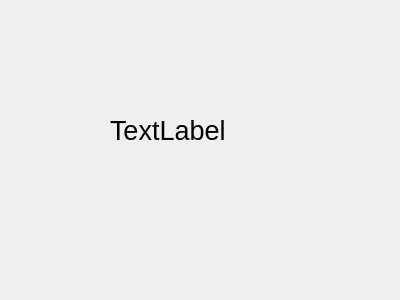
Above: frontend/bankwindow.ui from 22kmo-project/group_15 before the change. Below: the same form after it.
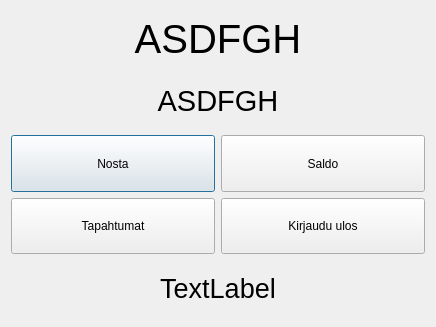
That is the form after the change.

The edit to the form file:
```diff
--- a/frontend/bankwindow.ui
+++ b/frontend/bankwindow.ui
@@ -6,31 +6,136 @@
    <rect>
     <x>0</x>
     <y>0</y>
-    <width>400</width>
-    <height>300</height>
+    <width>436</width>
+    <height>327</height>
    </rect>
   </property>
   <property name="windowTitle">
    <string>Dialog</string>
   </property>
-  <widget class="QLabel" name="labelInfo">
-   <property name="geometry">
-    <rect>
-     <x>110</x>
-     <y>115</y>
-     <width>141</width>
-     <height>31</height>
-    </rect>
-   </property>
-   <property name="font">
-    <font>
-     <pointsize>20</pointsize>
-    </font>
-   </property>
-   <property name="text">
-    <string>TextLabel</string>
-   </property>
-  </widget>
+  <layout class="QGridLayout" name="gridLayout">
+   <item row="2" column="0">
+    <widget class="QPushButton" name="nostaBtn">
+     <property name="sizePolicy">
+      <sizepolicy hsizetype="Minimum" vsizetype="Preferred">
+       <horstretch>0</horstretch>
+       <verstretch>0</verstretch>
+      </sizepolicy>
+     </property>
+     <property name="text">
+      <string>Nosta</string>
+     </property>
+    </widget>
+   </item>
+   <item row="2" column="1">
+    <widget class="QPushButton" name="saldoBtn">
+     <property name="sizePolicy">
+      <sizepolicy hsizetype="Minimum" vsizetype="Preferred">
+       <horstretch>0</horstretch>
+       <verstretch>0</verstretch>
+      </sizepolicy>
+     </property>
+     <property name="text">
+      <string>Saldo</string>
+     </property>
+    </widget>
+   </item>
+   <item row="5" column="0">
+    <widget class="QPushButton" name="lokiBtn">
+     <property name="sizePolicy">
+      <sizepolicy hsizetype="Minimum" vsizetype="Preferred">
+       <horstretch>0</horstretch>
+       <verstretch>0</verstretch>
+      </sizepolicy>
+     </property>
+     <property name="text">
+      <string>Tapahtumat</string>
+     </property>
+    </widget>
+   </item>
+   <item row="5" column="1">
+    <widget class="QPushButton" name="exitBtn">
+     <property name="sizePolicy">
+      <sizepolicy hsizetype="Minimum" vsizetype="Preferred">
+       <horstretch>0</horstretch>
+       <verstretch>0</verstretch>
+      </sizepolicy>
+     </property>
+     <property name="text">
+      <string>Kirjaudu ulos</string>
+     </property>
+    </widget>
+   </item>
+   <item row="6" column="0" colspan="2">
+    <widget class="QLabel" name="labelInfo">
+     <property name="sizePolicy">
+      <sizepolicy hsizetype="Preferred" vsizetype="Preferred">
+       <horstretch>0</horstretch>
+       <verstretch>0</verstretch>
+      </sizepolicy>
+     </property>
+     <property name="font">
+      <font>
+       <pointsize>20</pointsize>
+      </font>
+     </property>
+     <property name="text">
+      <string>TextLabel</string>
+     </property>
+     <property name="scaledContents">
+      <bool>true</bool>
+     </property>
+     <property name="alignment">
+      <set>Qt::AlignCenter</set>
+     </property>
+    </widget>
+   </item>
+   <item row="1" column="0" colspan="2">
+    <widget class="QLabel" name="labelText2">
+     <property name="sizePolicy">
+      <sizepolicy hsizetype="Preferred" vsizetype="Preferred">
+       <horstretch>0</horstretch>
+       <verstretch>0</verstretch>
+      </sizepolicy>
+     </property>
+     <property name="font">
+      <font>
+       <pointsize>22</pointsize>
+      </font>
+     </property>
+     <property name="text">
+      <string>ASDFGH</string>
+     </property>
+     <property name="scaledContents">
+      <bool>true</bool>
+     </property>
+     <property name="alignment">
+      <set>Qt::AlignCenter</set>
+     </property>
+    </widget>
+   </item>
+   <item row="0" column="0" colspan="2">
+    <widget class="QLabel" name="labelText1">
+     <property name="sizePolicy">
+      <sizepolicy hsizetype="Preferred" vsizetype="Preferred">
+       <horstretch>0</horstretch>
+       <verstretch>0</verstretch>
+      </sizepolicy>
+     </property>
+     <property name="font">
+      <font>
+       <pointsize>30</pointsize>
+      </font>
+     </property>
+     <property name="text">
+      <string>ASDFGH</string>
+     </property>
+     <property name="alignment">
+      <set>Qt::AlignCenter</set>
+     </property>
+    </widget>
+   </item>
+  </layout>
  </widget>
  <resources/>
  <connections/>
```
